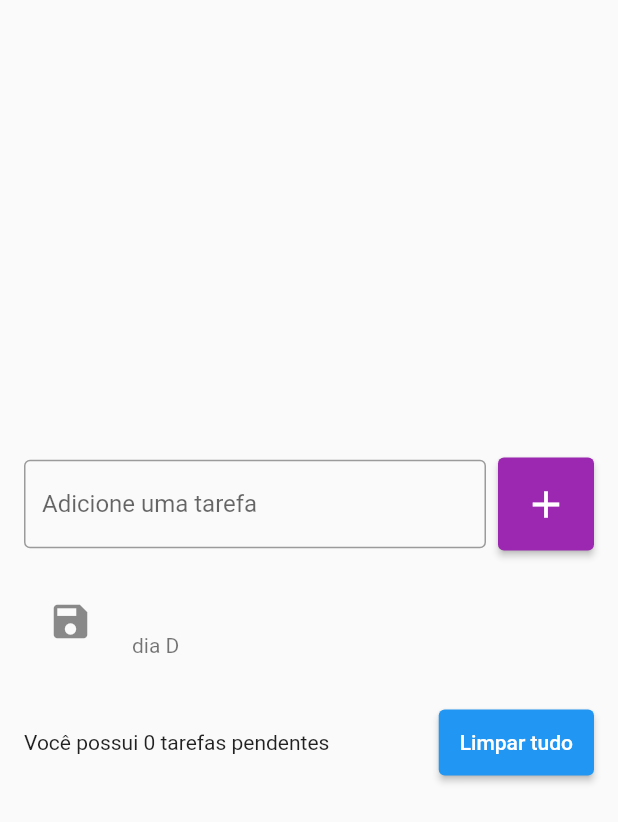
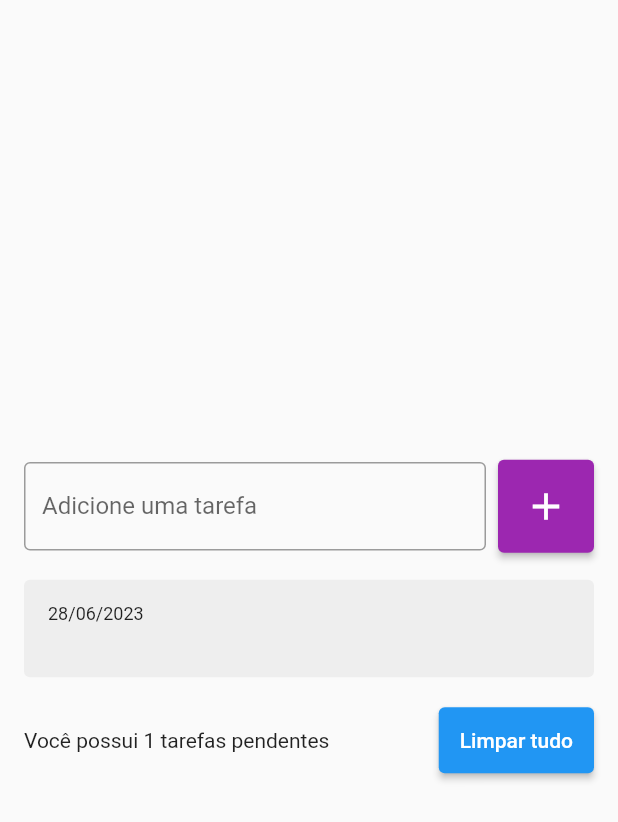
Before and after one commit to EmaurFlorencio/list, a Flutter app: the screen it shows after launch, after a tap on the "add" icon, on a phone screen of 412 x 824 dp. Shown: the top 822 px of the screen. Run offline on Flutter 3.47's test engine with Material 2 defaults, Android fonts, the phone set to English and light mode, and no system bars.

Commit message:
inclusão da lista

```diff
--- a/list/lib/main.dart
+++ b/list/lib/main.dart
@@ -11,6 +11,7 @@ class MyApp extends StatelessWidget {
   @override
   Widget build(BuildContext context) {
     return MaterialApp(
+      debugShowCheckedModeBanner: false,
       home: TodoListPage(),
     );
   }
--- /dev/null
+++ b/list/lib/models/todo.dart
@@ -0,0 +1,5 @@
+class Todo {
+  Todo({required this.title, required this.datetime});
+  String title;
+  DateTime datetime;
+}
--- a/list/lib/pages/todo_list_page.dart
+++ b/list/lib/pages/todo_list_page.dart
@@ -1,7 +1,9 @@
 import 'package:flutter/material.dart';
+import 'package:list/models/todo.dart';
+import 'package:list/widgets/todo_list_item.dart';
 
 class TodoListPage extends StatefulWidget {
-  TodoListPage({super.key});
+  const TodoListPage({super.key});
 
   @override
   State<TodoListPage> createState() => _TodoListPageState();
@@ -10,14 +12,15 @@ class TodoListPage extends StatefulWidget {
 class _TodoListPageState extends State<TodoListPage> {
   final TextEditingController todoController = TextEditingController();
 
-  List<String> todos = [];
+  List<Todo> todos = [];
 
   @override
   Widget build(BuildContext context) {
-    return Scaffold(
+    return SafeArea(
+      child: Scaffold(
         body: Center(
           child: Padding(
-          padding: const EdgeInsets.symmetric(horizontal: 16),
+            padding: const EdgeInsets.all(16),
             child: Column(
               mainAxisSize: MainAxisSize.min,
               children: [
@@ -31,15 +34,21 @@ class _TodoListPageState extends State<TodoListPage> {
                           border: OutlineInputBorder(),
                           labelText: "Adicione uma tarefa",
                           hintText: "Ex. Estuda Flutter",
-                        )),
+                        ),
+                      ),
                     ),
                     SizedBox(width: 8),
                     ElevatedButton(
                       onPressed: () {
                         String text = todoController.text;
                         setState(() {
-                        todos.add(text);
+                          Todo newTodo = Todo(
+                            title: text,
+                            datetime: DateTime.now(),
+                          );
+                          todos.add(newTodo);
                         });
+                        todoController.clear();
                       },
                       style: ElevatedButton.styleFrom(
                         backgroundColor: Colors.purple,
@@ -53,24 +62,25 @@ class _TodoListPageState extends State<TodoListPage> {
                   ],
                 ),
                 SizedBox(height: 16),
-              ListView(
+                Flexible(
+                  child: ListView(
                     shrinkWrap: true,
                     children: [
-                  for (String todo in todos)
-                    ListTile(
-                      title: Text(todo),
-                      subtitle: Text('dia D'),
-                      leading: Icon(Icons.save, size: 30),
-                      onTap: () {
-                        print('tarefa: $todo');
-                      },
+                      for (Todo todo in todos)
+                        TodoListItem(
+                          todo: todo,
                         ),
                     ],
+                  ),
                 ),
                 SizedBox(height: 16),
                 Row(
                   children: [
-                  Expanded(child: Text("Você possui 0 tarefas pendentes")),
+                    Expanded(
+                      child: Text(
+                        "Você possui ${todos.length} tarefas pendentes",
+                      ),
+                    ),
                     SizedBox(width: 8),
                     ElevatedButton(
                       onPressed: () {},
@@ -86,6 +96,7 @@ class _TodoListPageState extends State<TodoListPage> {
             ),
           ),
         ),
+      ),
     );
   }
 }
--- /dev/null
+++ b/list/lib/widgets/todo_list_item.dart
@@ -0,0 +1,39 @@
+import 'package:flutter/material.dart';
+import 'package:intl/intl.dart';
+import '../models/todo.dart';
+
+class TodoListItem extends StatelessWidget {
+  const TodoListItem({super.key, required this.todo});
+
+  final Todo todo;
+
+  @override
+  Widget build(BuildContext context) {
+    return Container(
+      decoration: BoxDecoration(
+        borderRadius: BorderRadius.circular(4),
+        color: Colors.grey[200],
+      ),
+      margin: const EdgeInsets.symmetric(vertical: 2),
+      padding: const EdgeInsets.all(16),
+      child: Column(
+        crossAxisAlignment: CrossAxisAlignment.start,
+        children: [
+          Text(
+            DateFormat('dd/MM/yyyy').format(todo.datetime),
+            style: TextStyle(
+              fontSize: 12,
+            ),
+          ),
+          Text(
+            todo.title,
+            style: TextStyle(
+              fontSize: 16,
+              fontWeight: FontWeight.w600,
+            ),
+          ),
+        ],
+      ),
+    );
+  }
+}
--- a/list/pubspec.yaml
+++ b/list/pubspec.yaml
@@ -35,6 +35,8 @@ dependencies:
   # The following adds the Cupertino Icons font to your application.
   # Use with the CupertinoIcons class for iOS style icons.
   cupertino_icons: ^1.0.2
+  intl:
+  flutter_slidable: ^3.0.0
 
 dev_dependencies:
   flutter_test:
```
Also changed, not shown: list/pubspec.lock. Lines whose indentation alone changed are shown as unchanged.
